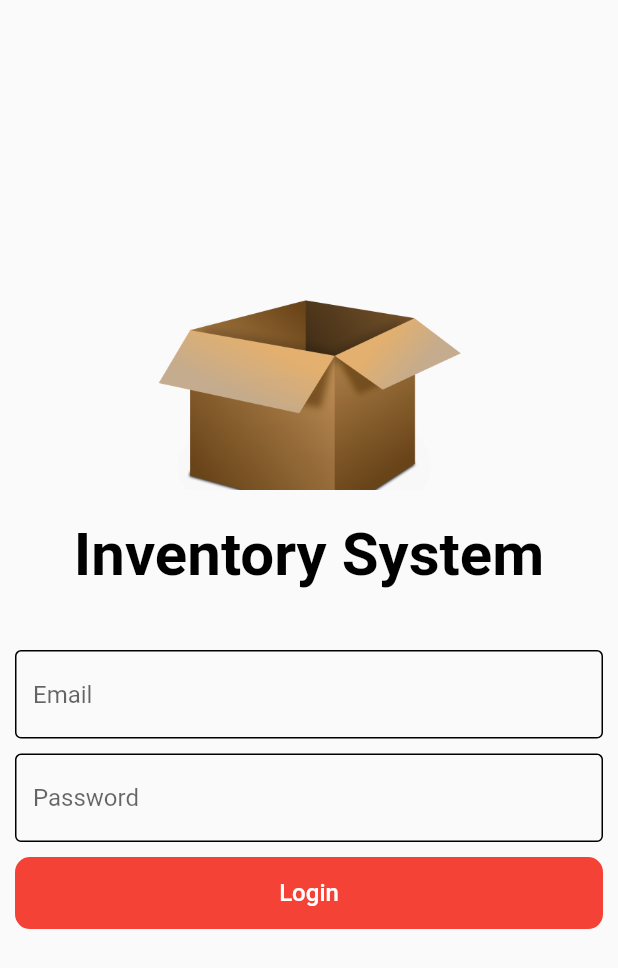
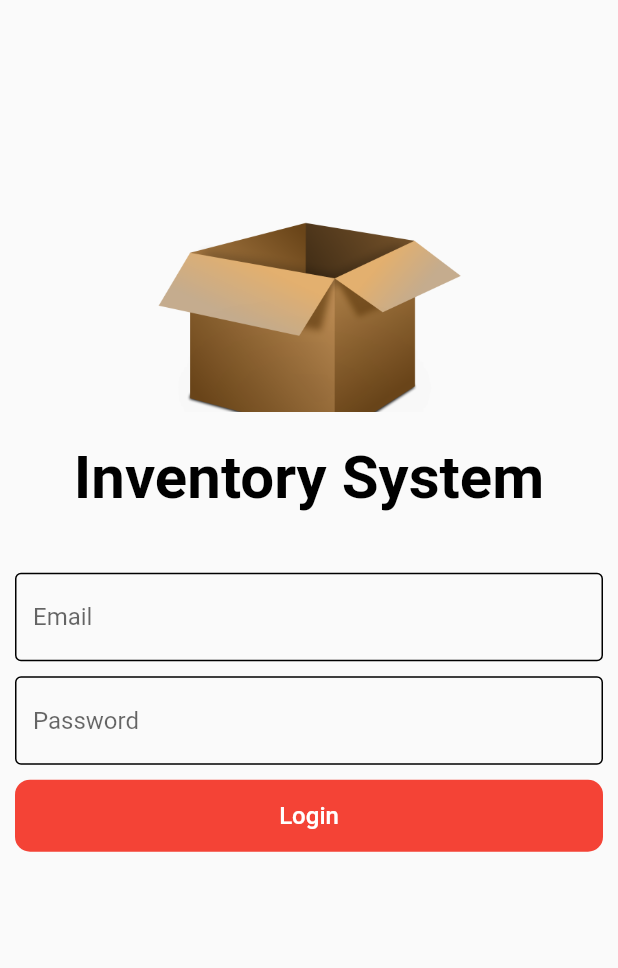
Before and after one commit to richard-gusmao/inventory, a Flutter app: the LoginScreen screen opened directly, on a phone screen of 412 x 824 dp. Shown: the top 968 px of the screen. Run offline on Flutter 3.47's test engine with Material 2 defaults, Android fonts, the phone set to English and light mode, and no system bars.

Commit message:
Fixing bug on Login screen

```diff
--- a/lib/main.dart
+++ b/lib/main.dart
@@ -1,5 +1,5 @@
 import 'package:flutter/material.dart';
-import 'package:inventory/screens/home_screen.dart';
+import 'package:inventory/screens/login_screen.dart';
 
 void main() {
   runApp(const MyApp());
@@ -13,7 +13,7 @@ class MyApp extends StatelessWidget {
     return const MaterialApp(
       title: "Inventory App",
       debugShowCheckedModeBanner: false,
-      home: HomeScreen(),
+      home: LoginScreen(),
     );
   }
 }
--- a/lib/screens/login_screen.dart
+++ b/lib/screens/login_screen.dart
@@ -42,7 +42,8 @@ class _LoginScreenState extends State<LoginScreen> {
         elevation: 0,
         toolbarHeight: 0,
       ),
-      body: Column(
+      body: SingleChildScrollView(
+        child: Column(
           mainAxisAlignment: MainAxisAlignment.center,
           crossAxisAlignment: CrossAxisAlignment.center,
           children: [
@@ -50,6 +51,9 @@ class _LoginScreenState extends State<LoginScreen> {
               padding: const EdgeInsets.all(10),
               child: Column(
                 children: [
+                  SizedBox(
+                    height: 100,
+                  ),
                   Container(
                     height: MediaQuery.of(context).size.height * 0.2,
                     width: MediaQuery.of(context).size.width * 0.5,
@@ -123,6 +127,7 @@ class _LoginScreenState extends State<LoginScreen> {
             ),
           ],
         ),
+      ),
     );
   }
 }
```
Lines whose indentation alone changed are shown as unchanged.
